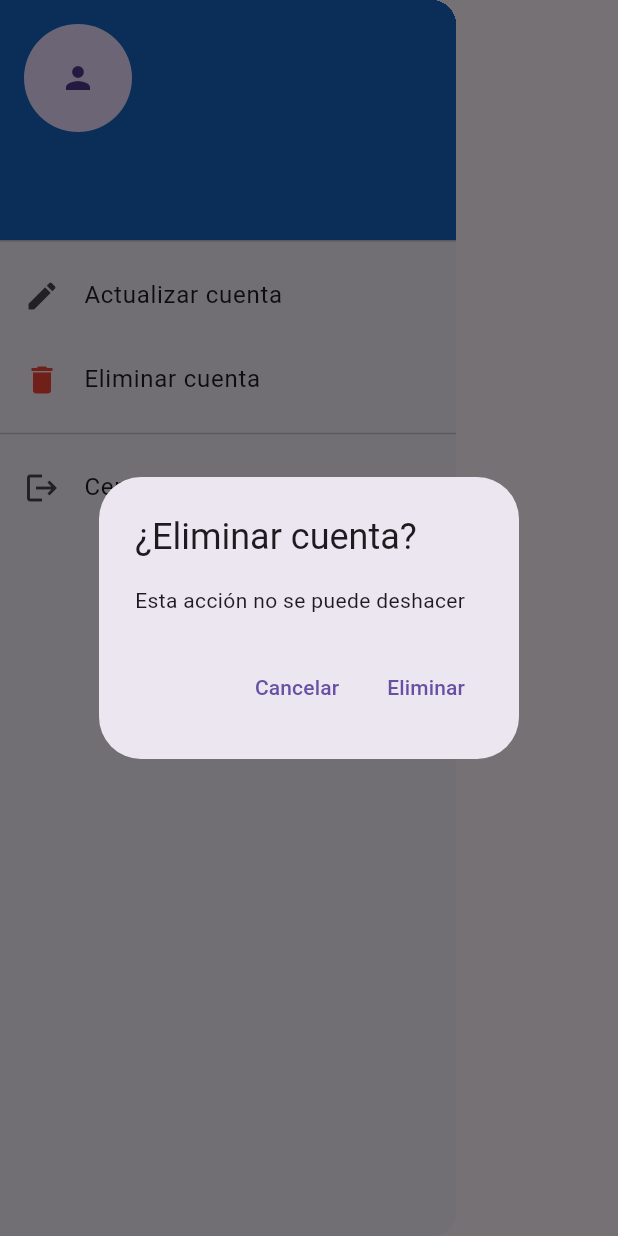
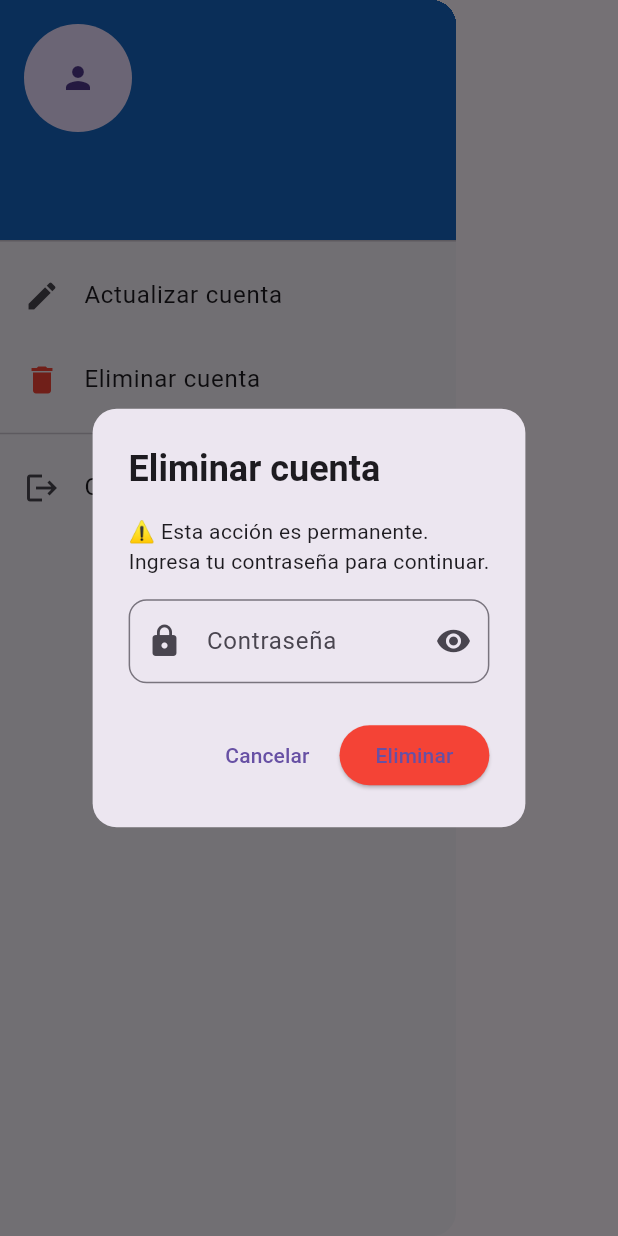
Before and after one commit to MaauPC-jpgxd/FlutterValdez, a Flutter app: the AppDrawer widget shown alone on an empty page, opened directly, after a tap on "Eliminar cuenta", on a phone screen of 412 x 824 dp. Run offline on Flutter 3.47's test engine with Material 3 defaults, Android fonts, the phone set to English and light mode, and no system bars; our stand-ins replace cloud_firestore, firebase_auth, firebase_core, webview_flutter; accounts and stored records are empty.

Commit message:
se agrega aurteticaccion y mejoras en swift para pasar prubas de apple

```diff
--- a/lib/controllers/user_controller.dart
+++ b/lib/controllers/user_controller.dart
@@ -42,18 +42,34 @@ class UserController {
       return "Error al actualizar datos";
     }
   }
-
-  Future<String?> deleteAccount() async {
+  Future<String?> deleteAccount(String email, String password) async {
     try {
       if (user == null) return "Sesión inválida";
 
+      // 🔐 REAUTENTICACIÓN OBLIGATORIA
+      final credential = EmailAuthProvider.credential(
+        email: email,
+        password: password,
+      );
+
+      await user!.reauthenticateWithCredential(credential);
+
+      // 🗑️ BORRAR DATOS
       await FirebaseFirestore.instance
           .collection('usuarios')
           .doc(user!.uid)
           .delete();
 
       await user!.delete();
+
       return null;
+    } on FirebaseAuthException catch (e) {
+      if (e.code == 'wrong-password') {
+        return "Contraseña incorrecta";
+      } else if (e.code == 'requires-recent-login') {
+        return "Vuelve a iniciar sesión para eliminar la cuenta";
+      }
+      return "Error de autenticación";
     } catch (e) {
       return "No se pudo eliminar la cuenta";
     }
--- a/lib/widgets/app_drawer.dart
+++ b/lib/widgets/app_drawer.dart
@@ -2,6 +2,8 @@ import 'package:flutter/material.dart';
 import '../controllers/auth_controller.dart';
 import '../controllers/user_controller.dart';
 import '../views/update_profile_screen.dart';
+import 'package:firebase_auth/firebase_auth.dart';
+import '../views/login_screen.dart';
 class AppDrawer extends StatefulWidget {
   const AppDrawer({super.key});
 
@@ -59,28 +61,99 @@ class _AppDrawerState extends State<AppDrawer> {
             leading: const Icon(Icons.delete, color: Colors.red),
             title: const Text("Eliminar cuenta"),
             onTap: () async {
+              final passwordController = TextEditingController();
+              bool obscure = true;
+
               final confirm = await showDialog(
                 context: context,
-                builder: (_) => AlertDialog(
-                  title: const Text("¿Eliminar cuenta?"),
-                  content: const Text("Esta acción no se puede deshacer"),
-                  actions: [
-                    TextButton(
-                        onPressed: () => Navigator.pop(context, false),
-                        child: const Text("Cancelar")),
-                    TextButton(
-                        onPressed: () => Navigator.pop(context, true),
-                        child: const Text("Eliminar")),
-                  ],
-                ),
+                builder: (context) {
+                  return StatefulBuilder(
+                    builder: (context, setState) {
+                      return AlertDialog(
+                        shape: RoundedRectangleBorder(
+                          borderRadius: BorderRadius.circular(16),
+                        ),
+                        title: const Text(
+                          "Eliminar cuenta",
+                          style: TextStyle(fontWeight: FontWeight.bold),
+                        ),
+                        content: Column(
+                          mainAxisSize: MainAxisSize.min,
+                          children: [
+                            const Text(
+                              "⚠️ Esta acción es permanente.\nIngresa tu contraseña para continuar.",
+                              style: TextStyle(fontSize: 14),
+                            ),
+                            const SizedBox(height: 15),
+
+                            TextField(
+                              controller: passwordController,
+                              obscureText: obscure,
+                              decoration: InputDecoration(
+                                labelText: "Contraseña",
+                                prefixIcon: const Icon(Icons.lock),
+                                suffixIcon: IconButton(
+                                  icon: Icon(
+                                    obscure ? Icons.visibility : Icons.visibility_off,
+                                  ),
+                                  onPressed: () {
+                                    setState(() => obscure = !obscure);
+                                  },
+                                ),
+                                border: OutlineInputBorder(
+                                  borderRadius: BorderRadius.circular(12),
+                                ),
+                              ),
+                            ),
+                          ],
+                        ),
+                        actions: [
+                          TextButton(
+                            onPressed: () => Navigator.pop(context, false),
+                            child: const Text("Cancelar"),
+                          ),
+                          ElevatedButton(
+                            style: ElevatedButton.styleFrom(
+                              backgroundColor: Colors.red,
+                            ),
+                            onPressed: () => Navigator.pop(context, true),
+                            child: const Text("Eliminar"),
+                          ),
+                        ],
+                      );
+                    },
+                  );
+                },
               );
 
               if (confirm == true) {
-                final error = await userController.deleteAccount();
+                final email = FirebaseAuth.instance.currentUser?.email;
+
+                if (email == null) {
+                  ScaffoldMessenger.of(context).showSnackBar(
+                    const SnackBar(content: Text("Error: usuario inválido")),
+                  );
+                  return;
+                }
+
+                final error = await userController.deleteAccount(
+                  email,
+                  passwordController.text.trim(),
+                );
 
                 if (error != null) {
                   ScaffoldMessenger.of(context)
                       .showSnackBar(SnackBar(content: Text(error)));
+                } else {
+                  ScaffoldMessenger.of(context).showSnackBar(
+                    const SnackBar(content: Text("Cuenta eliminada correctamente")),
+                  );
+
+                  Navigator.pushAndRemoveUntil(
+                    context,
+                    MaterialPageRoute(builder: (_) => const LoginScreen()),
+                        (route) => false,
+                  );
                 }
               }
             },
```
Also changed, not shown: 2 other files.
